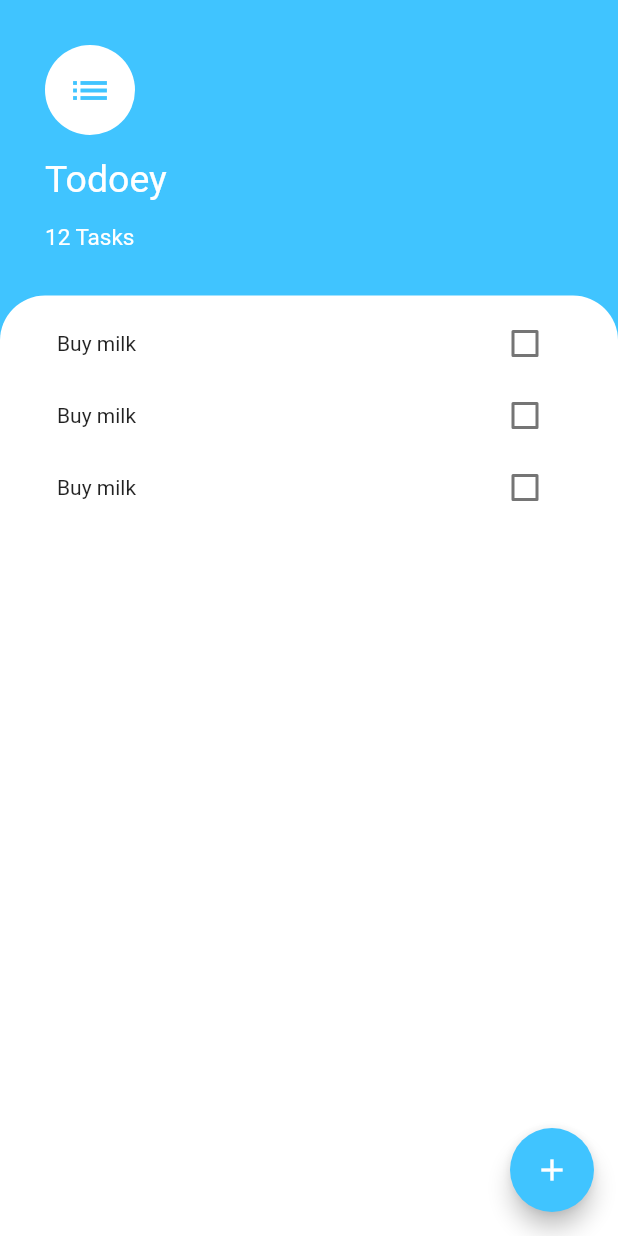
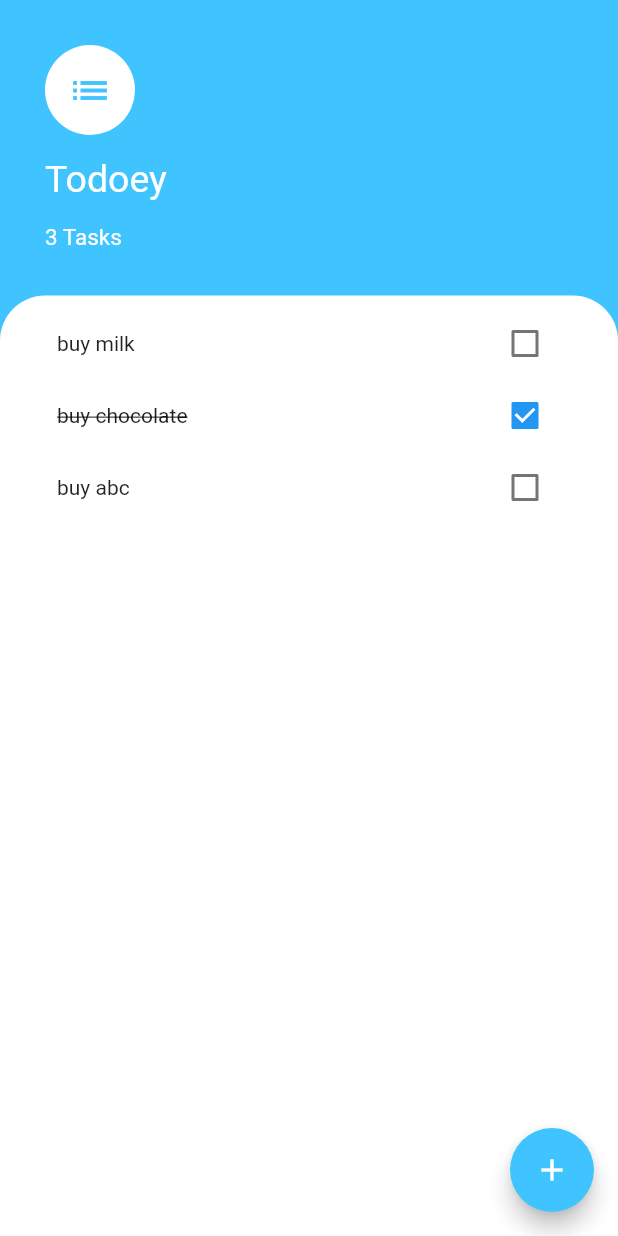
Before and after one commit to khaisao/bmi_calculator, a Flutter app: the screen it shows after launch, on a phone screen of 412 x 824 dp. Run offline on Flutter 3.47's test engine with Material 2 defaults, Android fonts, the phone set to English and light mode, and no system bars; our stand-ins replace firebase_core; accounts and stored records are empty.

Commit message:
add task

```diff
--- a/lib/main.dart
+++ b/lib/main.dart
@@ -1,6 +1,8 @@
+import 'package:chatapp/model/task_data.dart';
 import 'package:chatapp/screens/todo_screen.dart';
 import 'package:firebase_core/firebase_core.dart';
 import 'package:flutter/material.dart';
+import 'package:provider/provider.dart';
 
 Future<void> main() async {
   WidgetsFlutterBinding.ensureInitialized();
@@ -13,8 +15,11 @@ class MyApp extends StatelessWidget {
 
   @override
   Widget build(BuildContext context) {
-    return MaterialApp(
-      home: TodoScreen(),
+    return ChangeNotifierProvider(
+      create: (BuildContext context) => TaskData(),
+      child: MaterialApp(
+        home: TodoScreen(),
+      ),
     );
   }
 }
--- /dev/null
+++ b/lib/model/task.dart
@@ -0,0 +1,5 @@
+class Task {
+  Task(this.name, this.isDone);
+  final String name;
+  bool isDone;
+}
--- /dev/null
+++ b/lib/model/task_data.dart
@@ -0,0 +1,23 @@
+import 'package:chatapp/model/task.dart';
+import 'package:flutter/cupertino.dart';
+
+class TaskData extends ChangeNotifier {
+  List<Task> tasks = [
+    Task('buy milk', false),
+    Task('buy chocolate', true),
+    Task('buy abc', false),
+  ];
+
+  void addTask(Task taskInput) {
+    tasks.add(taskInput);
+    notifyListeners();
+  }
+
+  void toggleTask(Task taskInput) {
+    var index = tasks.indexOf(taskInput);
+    print(index);
+
+    taskInput.isDone = !taskInput.isDone;
+    tasks.replaceRange(index, index + 1, [taskInput]);
+  }
+}
--- a/lib/screens/todo_screen.dart
+++ b/lib/screens/todo_screen.dart
@@ -1,7 +1,13 @@
+import 'package:chatapp/model/task.dart';
+import 'package:chatapp/model/task_data.dart';
 import 'package:flutter/material.dart';
+import 'package:provider/provider.dart';
+
+import '../widgets/tasks_list.dart';
 
 class TodoScreen extends StatelessWidget {
   static String route = 'todo_route';
+  final taskTitleTextFieldController = TextEditingController();
 
   @override
   Widget build(BuildContext context) {
@@ -11,9 +17,12 @@ class TodoScreen extends StatelessWidget {
         backgroundColor: Colors.lightBlueAccent,
         onPressed: () {
           showModalBottomSheet<void>(
+            isScrollControlled: true,
             context: context,
             builder: (BuildContext context) {
-              return Container(
+              return Padding(
+                padding: MediaQuery.of(context).viewInsets,
+                child: Container(
                   height: 400,
                   color: Colors.white,
                   child: Center(
@@ -33,6 +42,7 @@ class TodoScreen extends StatelessWidget {
                         Container(
                           margin: EdgeInsets.symmetric(horizontal: 30),
                           child: TextField(
+                            controller: taskTitleTextFieldController,
                             decoration: InputDecoration(
                               border: OutlineInputBorder(),
                               labelText: 'Name task',
@@ -48,6 +58,12 @@ class TodoScreen extends StatelessWidget {
                             width: double.infinity,
                             child: TextButton(
                               onPressed: () {
+                                print(taskTitleTextFieldController.text);
+                                var taskInput = Task(
+                                    taskTitleTextFieldController.text, false);
+                                Provider.of<TaskData>(context, listen: false)
+                                    .addTask(taskInput);
+                                taskTitleTextFieldController.clear();
                                 Navigator.pop(context);
                               },
                               child: Text(
@@ -60,6 +76,7 @@ class TodoScreen extends StatelessWidget {
                           ),
                         ),
                       ],
+                    ),
                   ),
                 ),
               );
@@ -97,7 +114,7 @@ class TodoScreen extends StatelessWidget {
                     height: 15,
                   ),
                   Text(
-                    '12 Tasks',
+                    '${Provider.of<TaskData>(context).tasks.length} Tasks',
                     style: TextStyle(color: Colors.white, fontSize: 15),
                   ),
                 ],
@@ -115,53 +132,7 @@ class TodoScreen extends StatelessWidget {
                     topRight: Radius.circular(30),
                   ),
                 ),
-                child: ListView(
-                  padding: const EdgeInsets.all(8),
-                  children: [
-                    Container(
-                      margin: EdgeInsets.symmetric(horizontal: 30),
-                      child: Row(
-                        mainAxisAlignment: MainAxisAlignment.spaceBetween,
-                        children: [
-                          Text('Buy milk'),
-                          Checkbox(
-                            checkColor: Colors.white,
-                            value: false,
-                            onChanged: (bool? value) {},
-                          )
-                        ],
-                      ),
-                    ),
-                    Container(
-                      margin: EdgeInsets.symmetric(horizontal: 30),
-                      child: Row(
-                        mainAxisAlignment: MainAxisAlignment.spaceBetween,
-                        children: [
-                          Text('Buy milk'),
-                          Checkbox(
-                            checkColor: Colors.white,
-                            value: false,
-                            onChanged: (bool? value) {},
-                          )
-                        ],
-                      ),
-                    ),
-                    Container(
-                      margin: EdgeInsets.symmetric(horizontal: 30),
-                      child: Row(
-                        mainAxisAlignment: MainAxisAlignment.spaceBetween,
-                        children: [
-                          Text('Buy milk'),
-                          Checkbox(
-                            checkColor: Colors.white,
-                            value: false,
-                            onChanged: (bool? value) {},
-                          )
-                        ],
-                      ),
-                    ),
-                  ],
-                ),
+                child: TasksList(),
               ),
             )
           ],
--- /dev/null
+++ b/lib/widgets/task_title.dart
@@ -0,0 +1,41 @@
+import 'package:chatapp/model/task.dart';
+import 'package:chatapp/model/task_data.dart';
+import 'package:flutter/material.dart';
+import 'package:provider/provider.dart';
+
+class TaskTitle extends StatelessWidget {
+  TaskTitle(this.task);
+  final Task task;
+  @override
+  Widget build(BuildContext context) {
+    return Container(
+      margin: EdgeInsets.symmetric(horizontal: 30),
+      child: Row(
+        mainAxisAlignment: MainAxisAlignment.spaceBetween,
+        children: [
+          Text(
+            task.name,
+            style: TextStyle(
+                decoration: task.isDone ? TextDecoration.lineThrough : null),
+          ),
+          TaskCheckbox(task),
+        ],
+      ),
+    );
+  }
+}
+
+class TaskCheckbox extends StatelessWidget {
+  TaskCheckbox(this.task);
+  final Task task;
+  @override
+  Widget build(BuildContext context) {
+    return Checkbox(
+      checkColor: Colors.white,
+      value: task.isDone,
+      onChanged: (value) {
+        Provider.of<TaskData>(context, listen: false).toggleTask(task);
+      },
+    );
+  }
+}
--- /dev/null
+++ b/lib/widgets/tasks_list.dart
@@ -0,0 +1,23 @@
+import 'package:chatapp/model/task_data.dart';
+import 'package:chatapp/widgets/task_title.dart';
+import 'package:flutter/cupertino.dart';
+import 'package:flutter/material.dart';
+import 'package:provider/provider.dart';
+
+class TasksList extends StatefulWidget {
+  @override
+  State<TasksList> createState() => _TasksListState();
+}
+
+class _TasksListState extends State<TasksList> {
+  @override
+  Widget build(BuildContext context) {
+    return ListView.builder(
+      itemCount: Provider.of<TaskData>(context).tasks.length,
+      itemBuilder: (BuildContext context, int index) {
+        return TaskTitle(Provider.of<TaskData>(context).tasks[index]);
+      },
+      padding: EdgeInsets.all(8),
+    );
+  }
+}
--- a/pubspec.yaml
+++ b/pubspec.yaml
@@ -46,6 +46,9 @@ dependencies:
 dev_dependencies:
   flutter_test:
     sdk: flutter
+  provider: ^6.0.4
+  fluttertoast: ^8.1.1
+
 
 
   # The "flutter_lints" package below contains a set of recommended lints to
```
Also changed, not shown: pubspec.lock. Lines whose indentation alone changed are shown as unchanged.
